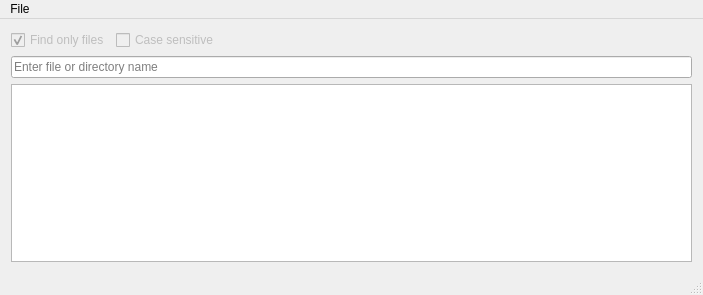
Before: the Qt Designer form SearchWindow.ui in destan/searcheverything, drawn with Qt 5.
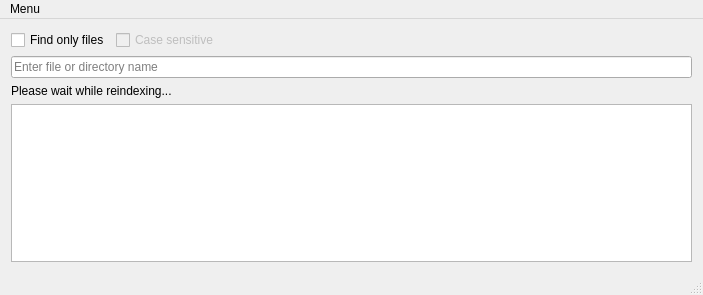
After: the same form once the commit is applied.

Commit message: reindexing and folder search added

Patch:
```diff
--- a/SearchWindow.ui
+++ b/SearchWindow.ui
@@ -21,19 +21,10 @@
     <item>
      <layout class="QHBoxLayout" name="horizontalLayout">
       <item>
-       <widget class="QCheckBox" name="checkBox">
-        <property name="enabled">
-         <bool>false</bool>
-        </property>
+       <widget class="QCheckBox" name="checkBoxOnlyFiles">
         <property name="text">
          <string>Find only files</string>
         </property>
-        <property name="checkable">
-         <bool>true</bool>
-        </property>
-        <property name="checked">
-         <bool>true</bool>
-        </property>
        </widget>
       </item>
       <item>
@@ -68,11 +59,27 @@
       </property>
      </widget>
     </item>
+    <item>
+     <widget class="QLabel" name="labelReindexingWait">
+      <property name="text">
+       <string>Please wait while reindexing...</string>
+      </property>
+     </widget>
+    </item>
     <item>
      <widget class="QListView" name="listView">
       <property name="editTriggers">
        <set>QAbstractItemView::NoEditTriggers</set>
       </property>
+      <property name="iconSize">
+       <size>
+        <width>16</width>
+        <height>16</height>
+       </size>
+      </property>
+      <property name="uniformItemSizes">
+       <bool>true</bool>
+      </property>
      </widget>
     </item>
    </layout>
@@ -88,7 +95,7 @@
    </property>
    <widget class="QMenu" name="menuFile">
     <property name="title">
-     <string>File</string>
+     <string>Menu</string>
     </property>
     <addaction name="actionMinimize_to_system_tray"/>
     <addaction name="actionQuit"/>
```
Left out of the diff: 18 changed lines with no effect on the pictures. The commit also changes 11 other files.
